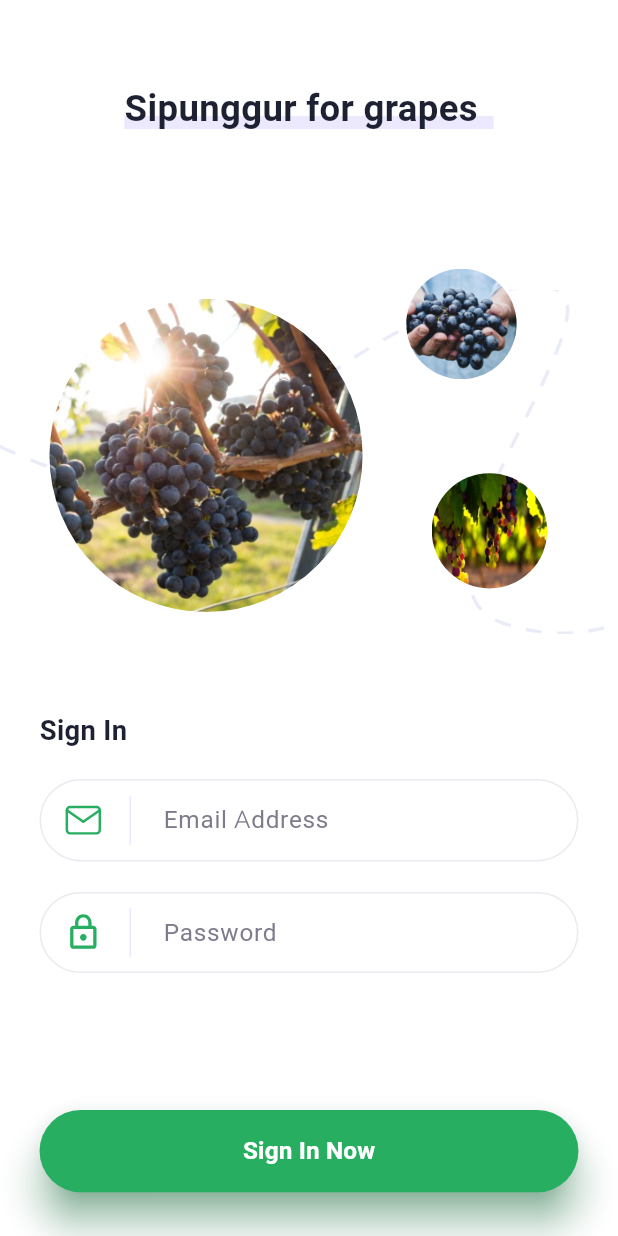
After one commit to syaziman2020/Sipunggur-App, a Flutter app: the LoginScreen screen opened by its route, on a phone screen of 412 x 824 dp. The commit adds this screen. Run offline on Flutter 3.47's test engine with Material 2 defaults, Android fonts, the light colour scheme and no system bars; our stand-ins replace carousel_slider, flutter_bloc, flutter_screenutil, flutter_svg, google_fonts.

Commit message:
add login screen

```diff
--- a/lib/src/app.dart
+++ b/lib/src/app.dart
@@ -1,5 +1,6 @@
 import 'package:flutter/material.dart';
 import 'package:flutter_bloc/flutter_bloc.dart';
+import 'package:sipunggur_app/src/features/auth/presentation/login_screen.dart';
 import 'package:sipunggur_app/src/features/on_boarding/presentation/bloc/carousel_onboarding_bloc.dart';
 import 'package:sipunggur_app/src/features/on_boarding/presentation/on_boarding_screen.dart';
 import 'package:sipunggur_app/src/features/on_boarding/presentation/splash_screen.dart';
@@ -22,6 +23,7 @@ class App extends StatelessWidget {
         routes: {
           SplashScreen.splashPath: (context) => SplashScreen(),
           OnBoardingScreen.onboardingPath: (context) => OnBoardingScreen(),
+          LoginScreen.loginPath: (context) => LoginScreen(),
         },
       ),
     );
--- /dev/null
+++ b/lib/src/common_widgets/custom_button.dart
@@ -0,0 +1,41 @@
+import 'package:flutter/material.dart';
+import 'package:flutter_screenutil/flutter_screenutil.dart';
+
+import '../theme_manager/color_manager.dart';
+import '../theme_manager/font_manager.dart';
+import '../theme_manager/style_manager.dart';
+
+class CustomButton extends StatelessWidget {
+  const CustomButton({
+    super.key,
+    required this.onTap,
+    required this.title,
+  });
+
+  final String title;
+  final Function() onTap;
+
+  @override
+  Widget build(BuildContext context) {
+    return SizedBox(
+      width: double.infinity,
+      height: 50.w,
+      child: ElevatedButton(
+        style: ElevatedButton.styleFrom(
+            elevation: 10.w,
+            backgroundColor: ColorManager.primaryLight,
+            shadowColor: ColorManager.primaryLight),
+        onPressed: onTap,
+        child: Text(
+          title,
+          style: getTextStyle(
+            FontSizeManager.f16,
+            FontFamilyConstant.fontFamily,
+            FontWeightManager.semiBold,
+            ColorManager.whiteC,
+          ),
+        ),
+      ),
+    );
+  }
+}
--- /dev/null
+++ b/lib/src/common_widgets/custom_textfield.dart
@@ -0,0 +1,88 @@
+import 'package:flutter/material.dart';
+import 'package:flutter_screenutil/flutter_screenutil.dart';
+import 'package:flutter_svg/svg.dart';
+
+import '../theme_manager/color_manager.dart';
+import '../theme_manager/font_manager.dart';
+import '../theme_manager/style_manager.dart';
+
+class CustomTextField extends StatelessWidget {
+  final TextEditingController controller;
+  final String hintText;
+  final bool obscure;
+  final TextInputAction action;
+  final String iconPath;
+
+  CustomTextField({
+    super.key,
+    required this.controller,
+    required this.hintText,
+    this.obscure = false,
+    this.action = TextInputAction.next,
+    required this.iconPath,
+  });
+
+  @override
+  Widget build(BuildContext context) {
+    return TextFormField(
+      controller: controller,
+      textInputAction: action,
+      cursorColor: ColorManager.primaryLight,
+      obscureText: obscure,
+      decoration: InputDecoration(
+        prefixIcon: Padding(
+          padding: const EdgeInsets.only(left: 16),
+          child: Row(
+            mainAxisSize: MainAxisSize.min,
+            crossAxisAlignment: CrossAxisAlignment.center,
+            children: [
+              SvgPicture.asset(
+                iconPath,
+                width: 24.w,
+                color: ColorManager.primaryLight,
+                fit: BoxFit.cover,
+              ),
+              Container(
+                margin: EdgeInsets.only(
+                  left: 16.w,
+                  right: 16.w,
+                ),
+                height: 30.w,
+                width: 1.h,
+                color: controller.selection.baseOffset > 0
+                    ? ColorManager.primaryLight
+                    : ColorManager.greyLightC,
+              )
+            ],
+          ),
+        ),
+        contentPadding: const EdgeInsets.all(15),
+        hintText: hintText,
+        hintStyle: getTextStyle(
+          FontSizeManager.f16,
+          FontFamilyConstant.fontFamily,
+          FontWeightManager.regular,
+          ColorManager.greyDarkC,
+        ),
+        enabledBorder: OutlineInputBorder(
+          borderRadius: BorderRadius.circular(
+            30,
+          ),
+          borderSide: BorderSide(color: ColorManager.greyBorder),
+        ),
+        focusedBorder: OutlineInputBorder(
+          borderRadius: BorderRadius.circular(
+            30,
+          ),
+          borderSide: BorderSide(
+            color: ColorManager.primaryLight,
+          ),
+        ),
+        errorBorder: OutlineInputBorder(
+          borderSide: BorderSide(color: Colors.red),
+          borderRadius: BorderRadius.circular(30),
+        ),
+      ),
+    );
+  }
+}
--- /dev/null
+++ b/lib/src/features/auth/presentation/login_screen.dart
@@ -0,0 +1,198 @@
+import 'package:flutter/material.dart';
+import 'package:flutter_screenutil/flutter_screenutil.dart';
+import 'package:sipunggur_app/src/common_widgets/custom_button.dart';
+import 'package:sipunggur_app/src/common_widgets/custom_textfield.dart';
+import 'package:sipunggur_app/src/theme_manager/color_manager.dart';
+import 'package:sipunggur_app/src/theme_manager/font_manager.dart';
+import 'package:sipunggur_app/src/theme_manager/style_manager.dart';
+
+class LoginScreen extends StatefulWidget {
+  LoginScreen({super.key});
+  static const String loginPath = '/login';
+
+  @override
+  State<LoginScreen> createState() => _LoginScreenState();
+}
+
+class _LoginScreenState extends State<LoginScreen> {
+  TextEditingController emailC = TextEditingController();
+  TextEditingController passC = TextEditingController();
+  @override
+  void initState() {
+    super.initState();
+    emailC.addListener(() {
+      setState(() {});
+    });
+    passC.addListener(() {
+      setState(() {});
+    });
+  }
+
+  @override
+  void dispose() {
+    emailC.dispose();
+    passC.dispose();
+    super.dispose();
+  }
+
+  @override
+  Widget build(BuildContext context) {
+    return Scaffold(
+      body: SingleChildScrollView(
+        child: Column(
+          children: [
+            Padding(
+              padding: EdgeInsets.only(
+                left: 24.w,
+                right: 24.w,
+                top: 50.w,
+              ),
+              child: Center(
+                child: Stack(
+                  children: [
+                    Container(
+                      margin: EdgeInsets.only(top: 22.h),
+                      width: 224.w,
+                      height: 8.w,
+                      decoration: BoxDecoration(
+                        color: ColorManager.greyLightC,
+                      ),
+                    ),
+                    Text(
+                      'Sipunggur for grapes',
+                      style: getTextStyle(
+                        FontSizeManager.f24,
+                        FontFamilyConstant.fontFamily,
+                        FontWeightManager.bold,
+                        ColorManager.blackC,
+                      ),
+                    )
+                  ],
+                ),
+              ),
+            ),
+            Container(
+              margin: EdgeInsets.only(top: 88.h),
+              height: 240.h,
+              width: double.infinity,
+              child: Stack(
+                children: [
+                  Padding(
+                    padding: EdgeInsets.only(top: 14.h),
+                    child: Image.asset(
+                      'assets/images/line_dash.png',
+                      fit: BoxFit.cover,
+                      width: double.infinity,
+                    ),
+                  ),
+                  Row(
+                    crossAxisAlignment: CrossAxisAlignment.start,
+                    children: [
+                      Container(
+                        width: 190.w,
+                        height: 190.w,
+                        margin: EdgeInsets.only(
+                          left: 30.w,
+                          top: 20,
+                        ),
+                        decoration: const BoxDecoration(
+                          shape: BoxShape.circle,
+                          image: DecorationImage(
+                            image: AssetImage(
+                              'assets/images/primary_login.png',
+                            ),
+                          ),
+                        ),
+                      ),
+                      Column(
+                        children: [
+                          Container(
+                            width: 67.w,
+                            height: 67.w,
+                            margin: EdgeInsets.only(
+                              left: 8.w,
+                            ),
+                            decoration: const BoxDecoration(
+                              shape: BoxShape.circle,
+                              image: DecorationImage(
+                                image: AssetImage(
+                                  'assets/images/secondary_login.png',
+                                ),
+                              ),
+                            ),
+                          ),
+                          Spacer(),
+                          Align(
+                            alignment: Alignment.bottomRight,
+                            child: Container(
+                              width: 70.w,
+                              height: 70.w,
+                              margin: EdgeInsets.only(
+                                left: 42.w,
+                                bottom: 30.h,
+                              ),
+                              decoration: const BoxDecoration(
+                                shape: BoxShape.circle,
+                                image: DecorationImage(
+                                  image: AssetImage(
+                                    'assets/images/third_login.png',
+                                  ),
+                                ),
+                              ),
+                            ),
+                          ),
+                        ],
+                      ),
+                    ],
+                  ),
+                ],
+              ),
+            ),
+            SizedBox(
+              height: 50.h,
+            ),
+            Padding(
+              padding: EdgeInsets.symmetric(horizontal: 24.w),
+              child: Column(
+                crossAxisAlignment: CrossAxisAlignment.start,
+                children: [
+                  Text(
+                    'Sign In',
+                    style: getTextStyle(
+                      FontSizeManager.f18,
+                      FontFamilyConstant.fontFamily,
+                      FontWeightManager.bold,
+                      ColorManager.blackC,
+                    ),
+                  ),
+                  SizedBox(
+                    height: 18.w,
+                  ),
+                  CustomTextField(
+                    controller: emailC,
+                    hintText: 'Email Address',
+                    iconPath: 'assets/icons/mail_icon.svg',
+                  ),
+                  SizedBox(
+                    height: 20.h,
+                  ),
+                  CustomTextField(
+                    controller: emailC,
+                    hintText: 'Password',
+                    iconPath: 'assets/icons/lock_icon.svg',
+                    obscure: false,
+                    action: TextInputAction.done,
+                  ),
+                  SizedBox(
+                    height: 90.h,
+                  ),
+                  CustomButton(onTap: () {}, title: 'Sign In Now')
+                ],
+              ),
+            ),
+          ],
+        ),
+      ),
+    );
+  }
+}
--- a/lib/src/features/on_boarding/presentation/on_boarding_screen.dart
+++ b/lib/src/features/on_boarding/presentation/on_boarding_screen.dart
@@ -1,6 +1,8 @@
 import 'package:flutter/material.dart';
 import 'package:flutter_bloc/flutter_bloc.dart';
 import 'package:flutter_screenutil/flutter_screenutil.dart';
+import 'package:sipunggur_app/src/common_widgets/custom_button.dart';
+import 'package:sipunggur_app/src/features/auth/presentation/login_screen.dart';
 import 'package:sipunggur_app/src/features/on_boarding/presentation/bloc/carousel_onboarding_bloc.dart';
 import 'package:sipunggur_app/src/theme_manager/color_manager.dart';
 import 'package:sipunggur_app/src/theme_manager/font_manager.dart';
@@ -125,8 +127,13 @@ class OnBoardingScreen extends StatelessWidget {
                 child: BlocBuilder<CarouselOnboardingBloc, int>(
                   builder: (context, state) {
                     if (state == 2) {
-                      return ElevatedButton(
-                          onPressed: () {}, child: Text('Get Started'));
+                      return CustomButton(
+                        onTap: () {
+                          Navigator.pushNamedAndRemoveUntil(
+                              context, LoginScreen.loginPath, (route) => false);
+                        },
+                        title: 'Get Started',
+                      );
                     }
                     return Row(
                       mainAxisAlignment: MainAxisAlignment.spaceBetween,
--- a/lib/src/theme_manager/color_manager.dart
+++ b/lib/src/theme_manager/color_manager.dart
@@ -2,10 +2,14 @@ import 'package:flutter/material.dart';
 
 class ColorManager {
   static Color primary = HexColor.fromHex('#219653');
+  static Color primaryLight = HexColor.fromHex('#27AE60');
   static Color secondary = HexColor.fromHex('#6FCF97');
-  static Color blackC = HexColor.fromHex('#000000');
+  static Color blackC = HexColor.fromHex('#1D2132');
   static Color greyC = HexColor.fromHex('#8A899C');
+  static Color greyDarkC = HexColor.fromHex('#7C7C8C');
+  static Color greyBorder = HexColor.fromHex('#EAEAF0');
   static Color greenC = HexColor.fromHex('#ECFFE9');
+  static Color greyLightC = HexColor.fromHex('#ECE9FF');
   static Color whiteC = HexColor.fromHex('#ffffff');
 }
 
--- a/lib/src/utils/onboarding_util.dart
+++ b/lib/src/utils/onboarding_util.dart
@@ -18,9 +18,3 @@ List<List<String>> contentCarousel = [
     'Yuk, gabung sekarang dan pakai aplikasi nya!'
   ]
 ];
-
-List<String> contentImage = [
-  'assets/images/onboarding_first.png',
-  'assets/images/onboarding_second.png',
-  'assets/images/onboarding_last.png',
-];
```
Also changed, not shown: assets/images/line_dash.png (added).
